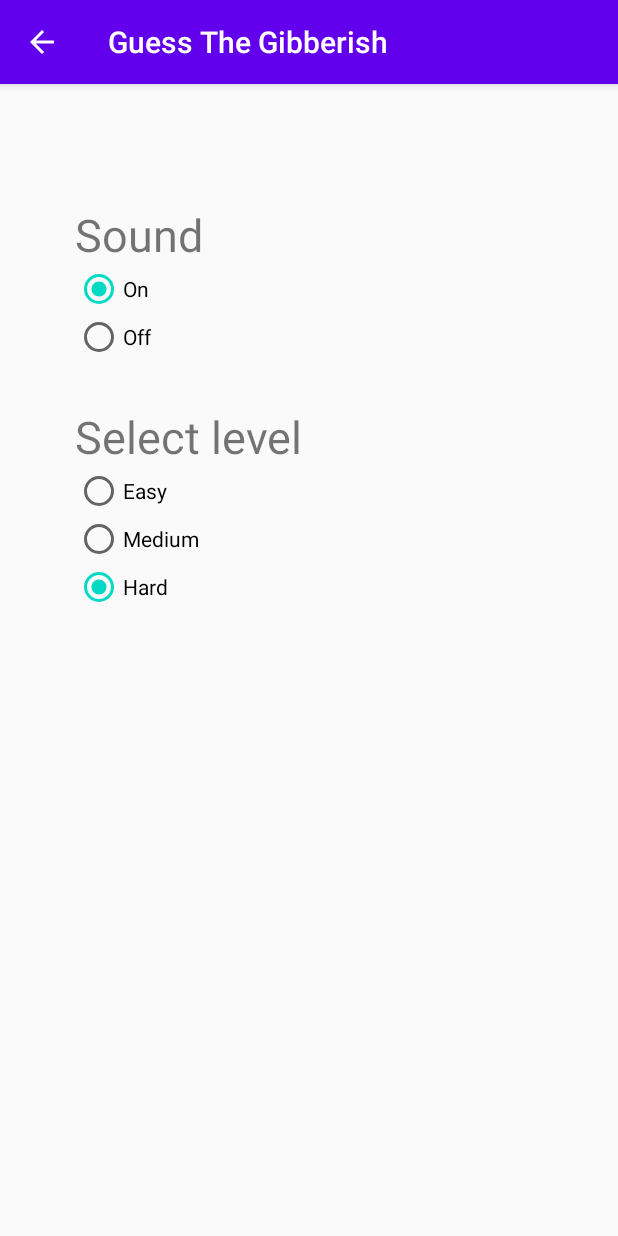
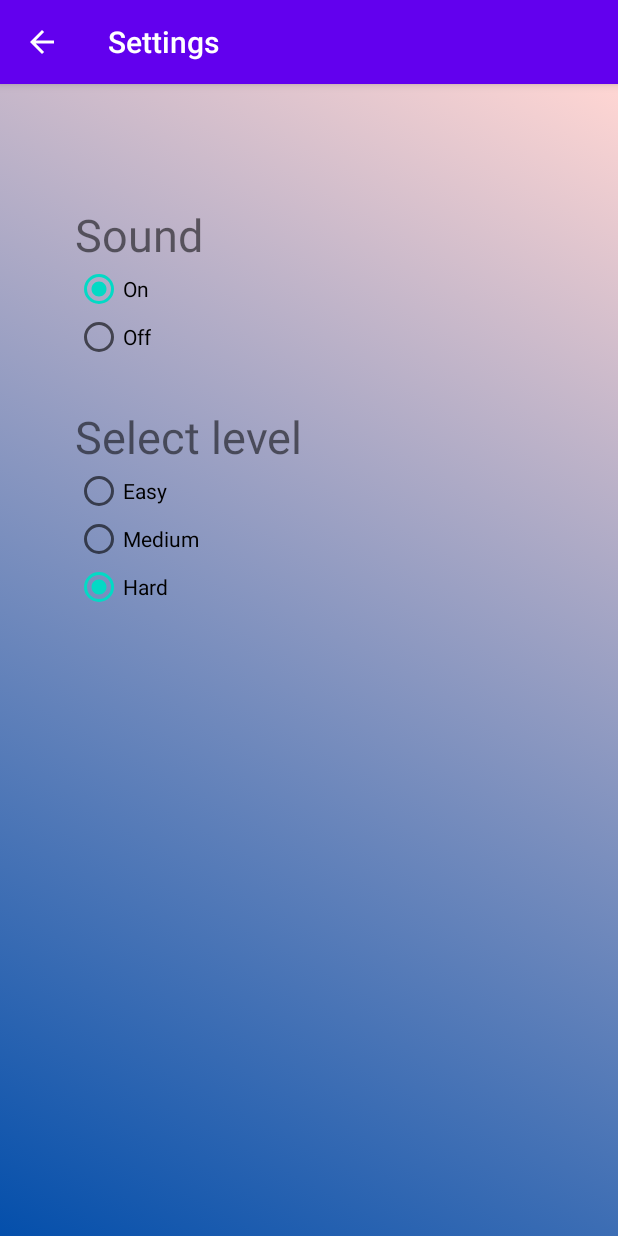
Before and after one commit to AfnanCSE98/AndroidApps, an Android app: the Settings_Activity screen opened directly, with no data from a screen before it, on a phone screen of 412 x 824 dp. Run offline under Robolectric (Android 15) with nearby library versions, the phone set to English and light mode, and no system bars.

Commit message:
build_apk created with a little modification

```diff
--- a/GuessTheGibberish/app/src/main/AndroidManifest.xml
+++ b/GuessTheGibberish/app/src/main/AndroidManifest.xml
@@ -4,7 +4,7 @@
 
     <application
         android:allowBackup="true"
-        android:icon="@mipmap/ic_launcher"
+        android:icon="@drawable/app_icon"
         android:label="@string/app_name"
         android:roundIcon="@mipmap/ic_launcher_round"
         android:supportsRtl="true"
@@ -12,6 +12,8 @@
 
         <activity android:name=".Settings_Activity"
            android:parentActivityName=".MainActivity"
+            android:icon="@drawable/settings"
+            android:label="Settings"
             >
         </activity>
 
--- a/GuessTheGibberish/app/src/main/java/com/example/guessthegibberish/Settings_Activity.java
+++ b/GuessTheGibberish/app/src/main/java/com/example/guessthegibberish/Settings_Activity.java
@@ -5,8 +5,10 @@ import androidx.lifecycle.Lifecycle;
 
 import android.content.Intent;
 import android.content.SharedPreferences;
+import android.graphics.drawable.AnimationDrawable;
 import android.os.Bundle;
 import android.util.Log;
+import android.widget.LinearLayout;
 import android.widget.RadioButton;
 import android.widget.RadioGroup;
 import android.widget.Toast;
@@ -24,6 +26,12 @@ public class Settings_Activity extends AppCompatActivity {
     protected void onCreate(Bundle savedInstanceState) {
         super.onCreate(savedInstanceState);
         setContentView(R.layout.activity_settings_);
+
+        LinearLayout ll = (LinearLayout)findViewById(R.id.ll);
+        AnimationDrawable animationDrawable = (AnimationDrawable) ll.getBackground();
+        animationDrawable.setEnterFadeDuration(2000);
+        animationDrawable.setExitFadeDuration(3000);
+        animationDrawable.start();
 
         Log.i("Settings_Activity" , "Oncreate of settings called");
         onResume();
--- a/GuessTheGibberish/app/src/main/res/layout/activity_settings_.xml
+++ b/GuessTheGibberish/app/src/main/res/layout/activity_settings_.xml
@@ -4,9 +4,11 @@
     xmlns:tools="http://schemas.android.com/tools"
     android:layout_width="match_parent"
     android:layout_height="match_parent"
+    android:id="@+id/ll"
     android:orientation="vertical"
     android:paddingLeft="50dp"
     android:paddingTop="80dp"
+    android:background="@drawable/gradient_list"
     tools:context=".Settings_Activity">
 
     <TextView
```
Also changed, not shown: GuessTheGibberish/app/src/main/res/drawable/app_icon.png (added), GuessTheGibberish/app/src/main/res/drawable/settings.png (added).
